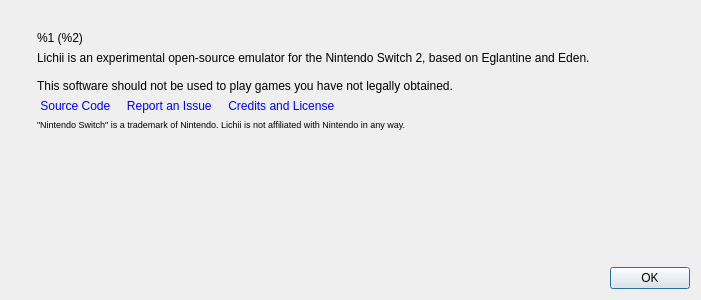
Before: the Qt Designer form src/lichii/aboutdialog.ui in codyrainy-bit/TuttiFruchii, drawn with Qt 5.
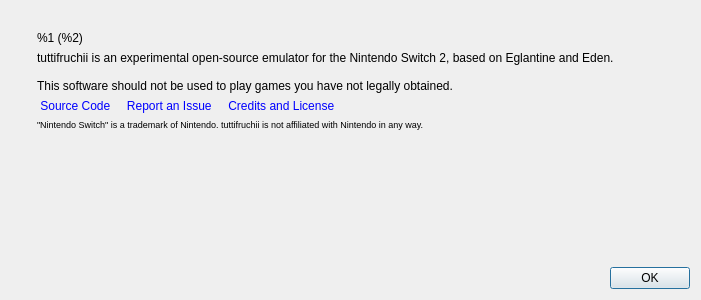
After: the same form once the commit is applied. Icons and pictures are not drawn.

Commit message: branding: rename the product to tuttifruchii, new icon, drop crypto links

```diff
--- a/src/lichii/aboutdialog.ui
+++ b/src/lichii/aboutdialog.ui
@@ -95,7 +95,7 @@
           </sizepolicy>
          </property>
          <property name="text">
-          <string>Lichii is an experimental open-source emulator for the Nintendo Switch 2, based on Eglantine and Eden.
+          <string>tuttifruchii is an experimental open-source emulator for the Nintendo Switch 2, based on Eglantine and Eden.
 
 This software should not be used to play games you have not legally obtained.</string>
          </property>
@@ -126,7 +126,7 @@
           </sizepolicy>
          </property>
          <property name="text">
-          <string>&lt;html&gt;&lt;head/&gt;&lt;body&gt;&lt;p&gt;&lt;span style=&quot; font-size:7pt;&quot;&gt;&amp;quot;Nintendo Switch&amp;quot; is a trademark of Nintendo. Lichii is not affiliated with Nintendo in any way.&lt;/span&gt;&lt;/p&gt;&lt;/body&gt;&lt;/html&gt;</string>
+          <string>&lt;html&gt;&lt;head/&gt;&lt;body&gt;&lt;p&gt;&lt;span style=&quot; font-size:7pt;&quot;&gt;&amp;quot;Nintendo Switch&amp;quot; is a trademark of Nintendo. tuttifruchii is not affiliated with Nintendo in any way.&lt;/span&gt;&lt;/p&gt;&lt;/body&gt;&lt;/html&gt;</string>
          </property>
         </widget>
        </item>
```
Left out of the diff: 2 changed lines with no effect on the pictures. The commit also changes 31 other files.
